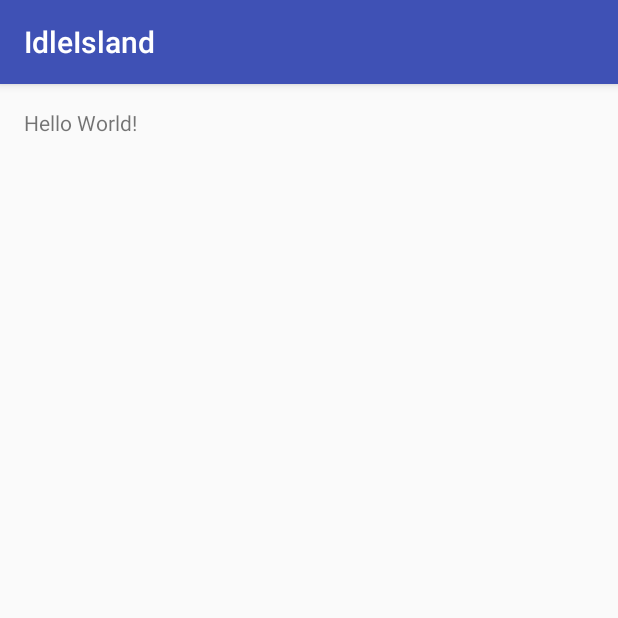
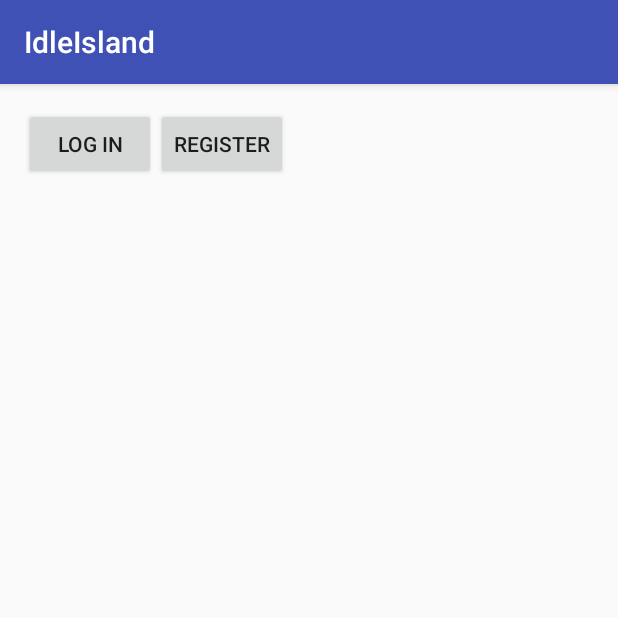
Before and after one commit to jodid93/AndroidIsland, an Android app: the screen it shows after launch (Main), on a phone screen of 412 x 824 dp, the top half of it. Run offline under Robolectric (Android 15) with nearby library versions, the phone set to English and light mode, and no system bars.

Commit message:
fyrsta dót með fyrsta skjánum

```diff
--- a/app/src/main/java/com/example/notandi/idleisland/Main.java
+++ b/app/src/main/java/com/example/notandi/idleisland/Main.java
@@ -2,12 +2,27 @@ package com.example.notandi.idleisland;
 
 import android.support.v7.app.AppCompatActivity;
 import android.os.Bundle;
+import android.view.View;
+import android.widget.Button;
+import android.widget.Toast;
 
 public class Main extends AppCompatActivity {
+
+    private Button mLogInButton;
+    private Button mRegisterButton;
 
     @Override
     protected void onCreate(Bundle savedInstanceState) {
         super.onCreate(savedInstanceState);
         setContentView(R.layout.activity_main);
+
+        mLogInButton = (Button) findViewById(R.id.LogIn_button);
+        mLogInButton.setOnClickListener(new View.OnClickListener() {
+            @Override
+            public void onClick(View v) {
+                Toast.makeText(Main.this, R.string.message, Toast.LENGTH_SHORT).show();
+            }
+        });
+        mRegisterButton = (Button) findViewById(R.id.Register_button);
     }
 }
--- /dev/null
+++ b/app/src/main/java/com/example/notandi/idleisland/MenuActivity.java
@@ -0,0 +1,17 @@
+package com.example.notandi.idleisland;
+
+import android.support.v7.app.AppCompatActivity;
+import android.widget.Button;
+
+/**
+ * Created by Notandi on 16.2.2016.
+ */
+public class MenuActivity extends AppCompatActivity {
+
+    private Button Play;
+    private Button Highscore;
+    private Button Friends;
+    private Button LogOut;
+
+
+}
--- a/app/src/main/res/layout/activity_main.xml
+++ b/app/src/main/res/layout/activity_main.xml
@@ -11,6 +11,24 @@
 
     <TextView
         android:layout_width="wrap_content"
+        android:layout_height="wrap_content"/>
+
+    <LinearLayout
+        android:layout_width="wrap_content"
         android:layout_height="wrap_content"
-        android:text="Hello World!" />
+        android:orientation="horizontal">
+
+        <Button
+            android:id="@+id/LogIn_button"
+            android:layout_width="wrap_content"
+            android:layout_height="wrap_content"
+            android:text="@string/LogIn_button"/>
+
+        <Button
+            android:id="@+id/Register_button"
+            android:layout_width="wrap_content"
+            android:layout_height="wrap_content"
+            android:text="@string/Register_button"/>
+    </LinearLayout>
+
 </RelativeLayout>
--- a/app/src/main/res/values/strings.xml
+++ b/app/src/main/res/values/strings.xml
@@ -1,3 +1,6 @@
 <resources>
     <string name="app_name">IdleIsland</string>
+    <string name="LogIn_button">Log In</string>
+    <string name="Register_button">Register</string>
+    <string name="message">Veiiii skilabod</string>
 </resources>
```
